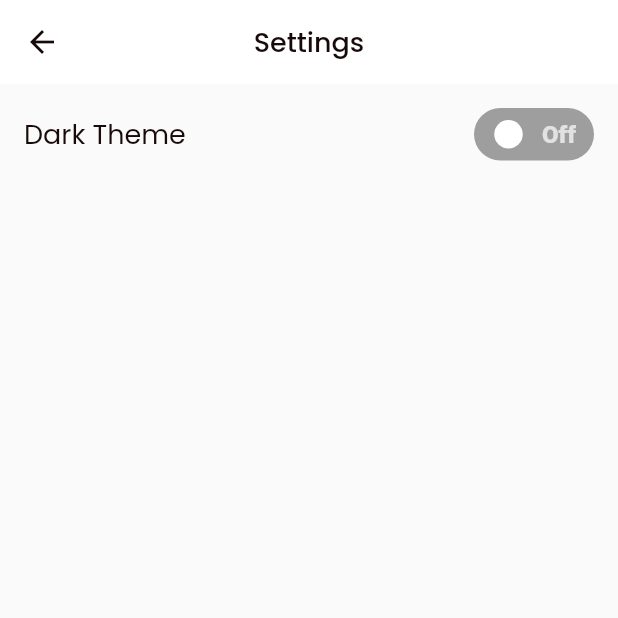
After one commit to ahmadsufyan455/restaurant_app, a Flutter app: the SettingPage screen opened by its route, on a phone screen of 412 x 824 dp, the top half of it. The commit adds this screen. Run offline on Flutter 3.47's test engine with Material 2 defaults, Android fonts, the phone set to English and light mode, and no system bars; drawn by our look-alikes of flutter_switch; our stand-ins replace cached_network_image, connectivity_plus, flutter_advanced_drawer, get, google_fonts, loading_animation_widget and 2 more; network calls fail.

Commit message:
add setting page

```diff
--- a/lib/modules/list/list_restaurants.dart
+++ b/lib/modules/list/list_restaurants.dart
@@ -7,6 +7,7 @@ import 'package:restaurant_app/models/restaurant.dart';
 import 'package:restaurant_app/modules/detail/detail_restaurant.dart';
 import 'package:restaurant_app/modules/list/restaurant_controller.dart';
 import 'package:restaurant_app/modules/search/search_restaurant.dart';
+import 'package:restaurant_app/modules/settings/settings_page.dart';
 import 'package:restaurant_app/utils/constants.dart';
 import 'package:restaurant_app/utils/styles.dart';
 import 'package:restaurant_app/widgets/empty_data.dart';
@@ -80,7 +81,7 @@ class ListRestaurants extends StatelessWidget {
                 ),
               ),
               ListTile(
-                onTap: () {},
+                onTap: () => Get.toNamed(SettingPage.routeName),
                 leading: const Icon(Icons.settings_rounded),
                 title: Text(
                   'settings'.tr,
--- /dev/null
+++ b/lib/modules/settings/settings_controller.dart
@@ -0,0 +1,5 @@
+import 'package:get/get.dart';
+
+class SettingsController extends GetxController {
+  RxBool status = false.obs;
+}
--- /dev/null
+++ b/lib/modules/settings/settings_page.dart
@@ -0,0 +1,59 @@
+import 'package:flutter/material.dart';
+import 'package:flutter_switch/flutter_switch.dart';
+import 'package:get/get.dart';
+import 'package:restaurant_app/modules/settings/settings_controller.dart';
+
+import '../../utils/styles.dart';
+
+class SettingPage extends StatelessWidget {
+  const SettingPage({Key? key}) : super(key: key);
+
+  static const routeName = '/settings';
+
+  @override
+  Widget build(BuildContext context) {
+    final controller = Get.put(SettingsController());
+    return Scaffold(
+      appBar: AppBar(
+        leading: const BackButton(
+          color: kBlack,
+        ),
+        backgroundColor: kWhite,
+        centerTitle: true,
+        elevation: 0,
+        title: Text(
+          'settings'.tr,
+          style: kHeadingRegular,
+        ),
+      ),
+      body: Padding(
+        padding: const EdgeInsets.all(16.0),
+        child: Column(
+          children: [
+            Row(
+              mainAxisAlignment: MainAxisAlignment.spaceBetween,
+              children: [
+                Text('Dark Theme', style: kHeadingRegular),
+                Obx(
+                  () => FlutterSwitch(
+                    width: 80.0,
+                    height: 35.0,
+                    valueFontSize: 16.0,
+                    toggleSize: 30.0,
+                    value: controller.status.value,
+                    borderRadius: 30.0,
+                    padding: 8.0,
+                    showOnOff: true,
+                    onToggle: (val) {
+                      controller.status.value = val;
+                    },
+                  ),
+                ),
+              ],
+            ),
+          ],
+        ),
+      ),
+    );
+  }
+}
--- a/lib/routes.dart
+++ b/lib/routes.dart
@@ -3,6 +3,7 @@ import 'package:restaurant_app/modules/detail/detail_restaurant.dart';
 import 'package:restaurant_app/modules/list/list_restaurants.dart';
 import 'package:restaurant_app/modules/review/review_restaurant.dart';
 import 'package:restaurant_app/modules/search/search_restaurant.dart';
+import 'package:restaurant_app/modules/settings/settings_page.dart';
 import 'package:restaurant_app/modules/splash/splash_screen.dart';
 
 List<GetPage> routes = [
@@ -34,4 +35,10 @@ List<GetPage> routes = [
     transition: Transition.rightToLeft,
     transitionDuration: const Duration(milliseconds: 300),
   ),
+  GetPage(
+    name: SettingPage.routeName,
+    page: () => const SettingPage(),
+    transition: Transition.rightToLeft,
+    transitionDuration: const Duration(milliseconds: 300),
+  ),
 ];
--- a/pubspec.yaml
+++ b/pubspec.yaml
@@ -14,6 +14,7 @@ dependencies:
   flutter:
     sdk: flutter
   flutter_advanced_drawer: ^1.3.2
+  flutter_switch: ^0.3.2
   get: ^4.6.5
   google_fonts: ^3.0.1
   loading_animation_widget: ^1.2.0+2
```
Also changed, not shown: pubspec.lock.
